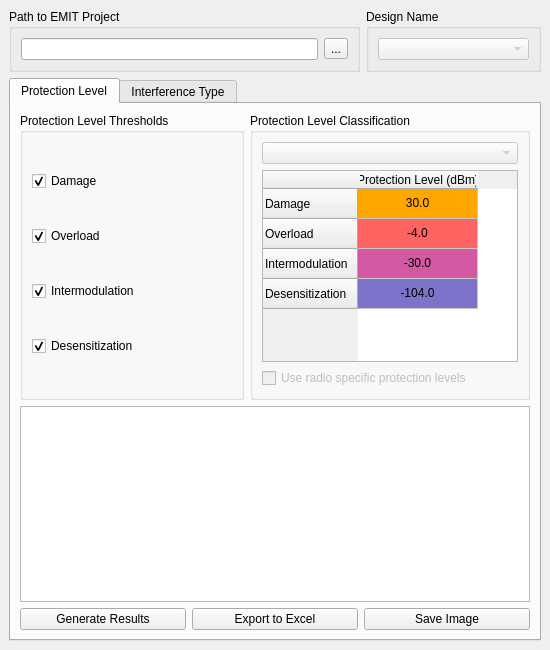
The window that pyaedt/emit/interference_gui.ui (ansys/example-data) describes before a commit, drawn with Qt 5.
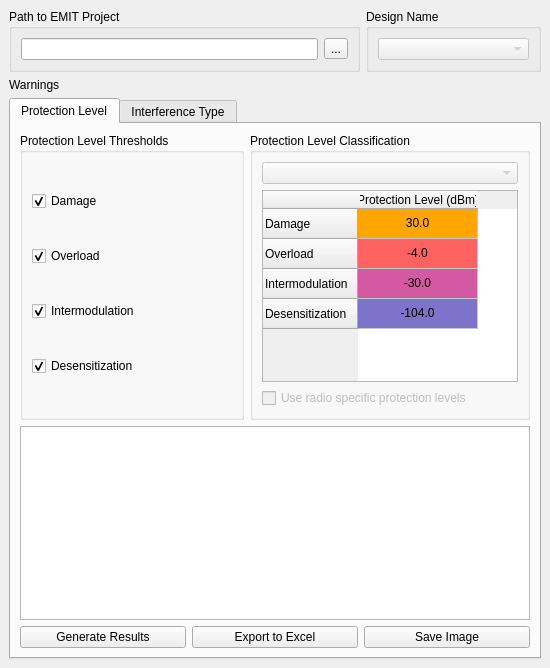
The same window after the commit.

```diff
--- a/pyaedt/emit/interference_gui.ui
+++ b/pyaedt/emit/interference_gui.ui
@@ -72,6 +72,13 @@
        </widget>
       </item>
      </layout>
+    </item>    
+    <item>
+     <widget class="QLabel" name="warnings">
+      <property name="text">
+       <string>Warnings</string>
+      </property>
+     </widget>
     </item>
     <item>
      <widget class="QTabWidget" name="tab_widget">
```
